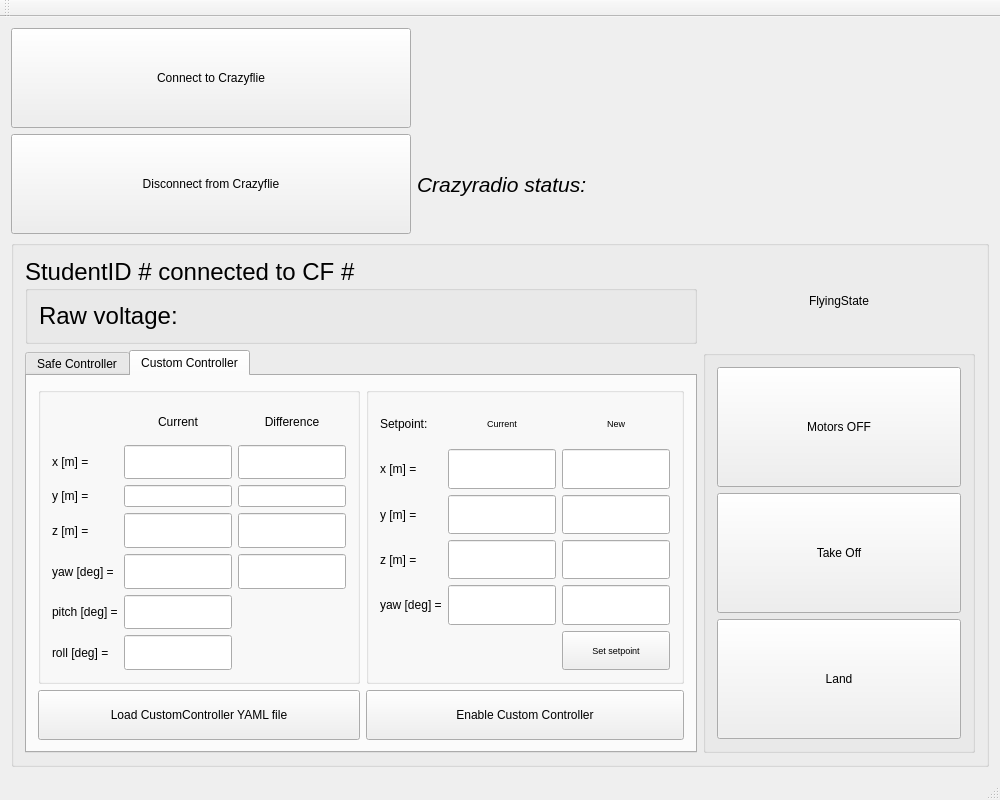
alexdidier/rampc-quadrotor, file pps_ws/src/d_fall_pps/GUI_Qt/studentGUI/src/MainWindow.ui: the form before one commit.
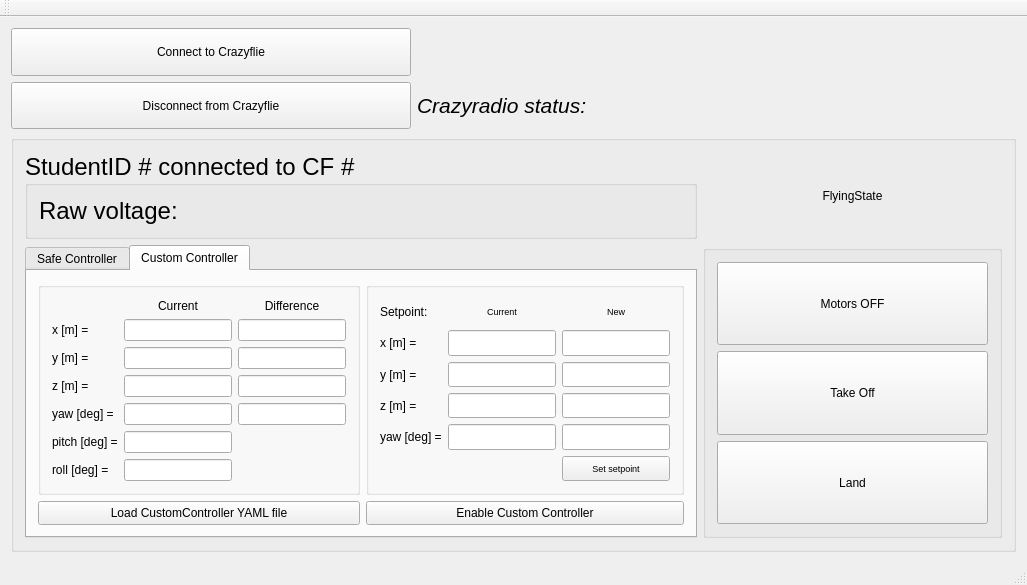
The form after the commit.

Commit message: changed a bit studentGUI

What changed in the file:
```diff
--- a/pps_ws/src/d_fall_pps/GUI_Qt/studentGUI/src/MainWindow.ui
+++ b/pps_ws/src/d_fall_pps/GUI_Qt/studentGUI/src/MainWindow.ui
@@ -6,8 +6,8 @@
    <rect>
     <x>0</x>
     <y>0</y>
-    <width>1000</width>
-    <height>800</height>
+    <width>1027</width>
+    <height>585</height>
    </rect>
   </property>
   <property name="sizePolicy">
@@ -18,8 +18,8 @@
   </property>
   <property name="maximumSize">
    <size>
-    <width>1000</width>
-    <height>800</height>
+    <width>1500</width>
+    <height>1000</height>
    </size>
   </property>
   <property name="windowTitle">
```
Left out of the diff: 2 changed lines with no effect on the pictures.
